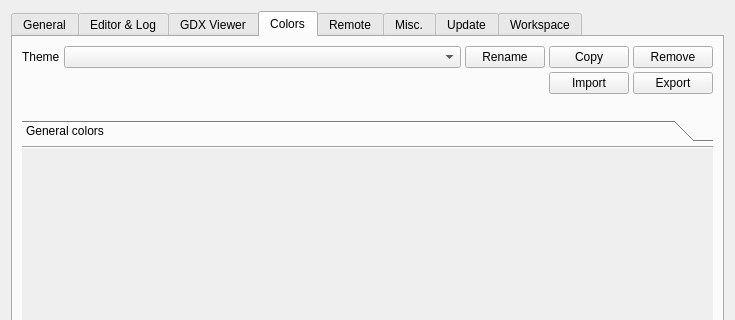
GAMS-dev/studio, file src/settingsdialog.ui: the form before one commit; both pictures show x 0 to 735 and y 0 to 320 of the 735 by 702 pixel window.
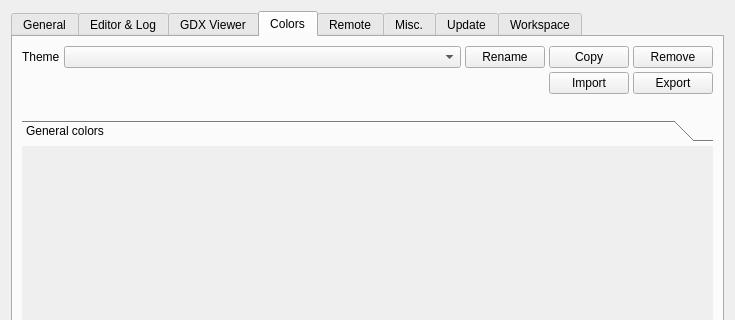
The form after the commit. The open tabs and pages were chosen to show the change. Icons and pictures are not drawn.

Commit message: Improve alignment of color elements

Patch:
```diff
--- a/src/settingsdialog.ui
+++ b/src/settingsdialog.ui
@@ -1258,50 +1258,6 @@
            <property name="bottomMargin">
             <number>9</number>
            </property>
-           <item>
-            <widget class="QWidget" name="generalColors" native="true">
-             <layout class="QGridLayout" name="gridLayout_17">
-              <property name="leftMargin">
-               <number>0</number>
-              </property>
-              <property name="topMargin">
-               <number>0</number>
-              </property>
-              <property name="rightMargin">
-               <number>0</number>
-              </property>
-              <property name="bottomMargin">
-               <number>0</number>
-              </property>
-              <property name="spacing">
-               <number>4</number>
-              </property>
-              <item row="0" column="0">
-               <widget class="Line" name="generalColorLine">
-                <property name="orientation">
-                 <enum>Qt::Orientation::Horizontal</enum>
-                </property>
-               </widget>
-              </item>
-             </layout>
-            </widget>
-           </item>
-           <item>
-            <spacer name="verticalSpacer_6">
-             <property name="orientation">
-              <enum>Qt::Orientation::Vertical</enum>
-             </property>
-             <property name="sizeType">
-              <enum>QSizePolicy::Policy::MinimumExpanding</enum>
-             </property>
-             <property name="sizeHint" stdset="0">
-              <size>
-               <width>20</width>
-               <height>40</height>
-              </size>
-             </property>
-            </spacer>
-           </item>
           </layout>
          </widget>
          <widget class="QWidget" name="pageSyntax">
```
Left out of the diff: 57 changed lines with no effect on the pictures. The commit also changes 3 other files.
